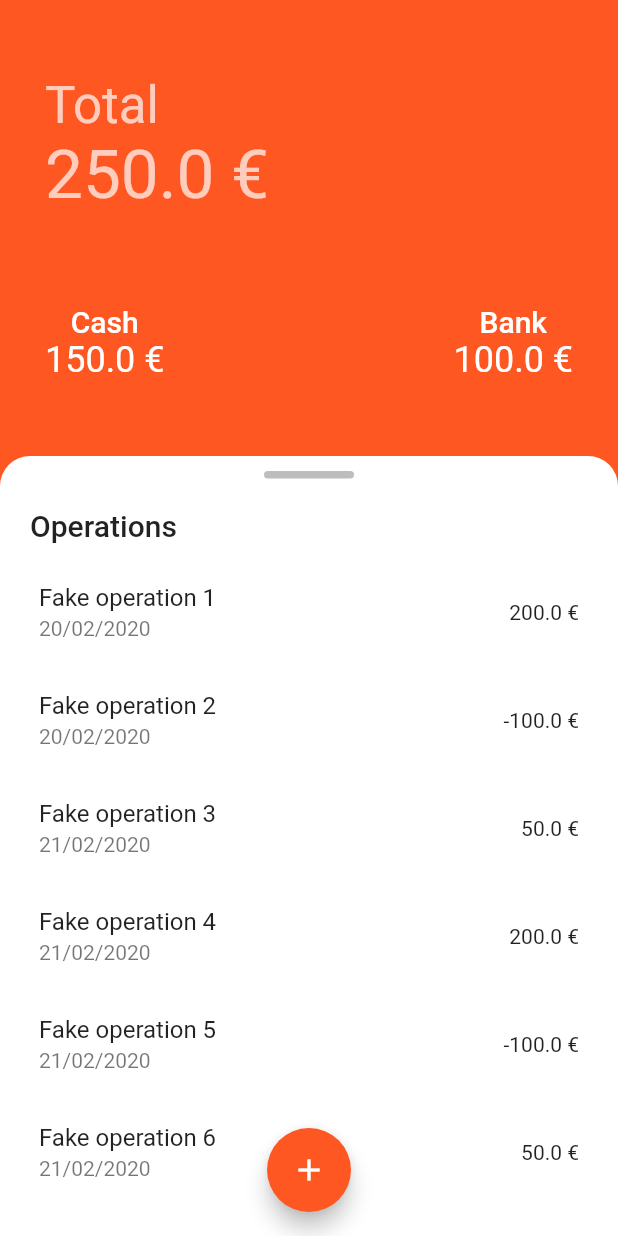
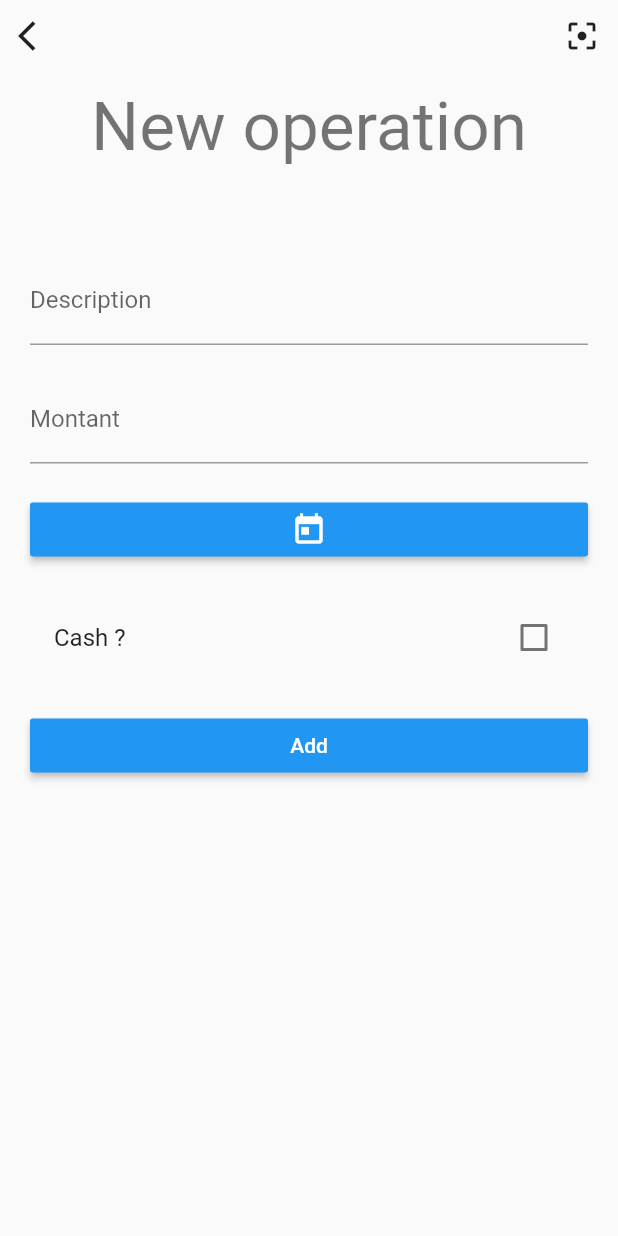
Before and after one commit to quentinlowette/treasurer, a Flutter app: the screen it shows after launch, after a tap on the "add" icon, on a phone screen of 412 x 824 dp. Run offline on Flutter 3.47's test engine with Material 2 defaults, Android fonts, the phone set to English and light mode, and no system bars; our stand-ins replace get_it, provider_architecture, sqflite; accounts and stored records are empty.

Commit message:
addOperationView + dateformat

```diff
--- a/lib/core/routes.dart
+++ b/lib/core/routes.dart
@@ -1,5 +1,6 @@
 import 'package:flutter/material.dart';
 import 'package:treasurer/ui/views/account.v.dart';
+import 'package:treasurer/ui/views/addOperation.v.dart';
 
 /// Navigation helper that generates the routes of the application
 class Router {
@@ -9,6 +10,8 @@ class Router {
     switch (settings.name) {
       case '/':
         return MaterialPageRoute(builder: (_) => AccountView());
+      case '/addOperation':
+        return MaterialPageRoute(builder: (_) => AddOperationView());
       default:
         // Default page return if the route name is unknown
         return MaterialPageRoute(
--- a/lib/main.dart
+++ b/lib/main.dart
@@ -1,4 +1,5 @@
 import 'package:flutter/material.dart';
+import 'package:flutter_localizations/flutter_localizations.dart';
 import 'package:treasurer/core/routes.dart';
 import 'package:treasurer/core/services/locator.dart';
 
@@ -13,11 +14,16 @@ class MyApp extends StatelessWidget {
   Widget build(BuildContext context) {
     return MaterialApp(
       title: 'Flutter Demo',
-      theme: ThemeData(
-        primarySwatch: Colors.deepOrange,
-      ),
       initialRoute: '/',
       onGenerateRoute: Router.generateRoute,
+      localizationsDelegates: [
+        GlobalMaterialLocalizations.delegate,
+        GlobalWidgetsLocalizations.delegate,
+        GlobalCupertinoLocalizations.delegate,
+      ],
+      supportedLocales: [
+        const Locale('fr')
+      ],
     );
   }
 }
--- a/lib/ui/views/account.v.dart
+++ b/lib/ui/views/account.v.dart
@@ -19,16 +19,21 @@ class AccountView extends StatelessWidget {
           onModelReady: (model) => model.loadData(),
           builder: (context, model, child) {
             return Scaffold(
-              backgroundColor: Colors.deepOrange,
-              floatingActionButtonLocation: FloatingActionButtonLocation.centerFloat,
-              floatingActionButton: FloatingActionButton(
-                onPressed: () {
-                  print("fab");
-                },
-                child: Icon(Icons.add),
-              ),
+              backgroundColor: Theme.of(context).accentColor,
+              floatingActionButtonLocation:
+                  FloatingActionButtonLocation.centerFloat,
+              floatingActionButton: !model.isLoaded
+                  ? null
+                  : FloatingActionButton(
+                      onPressed: () =>
+                          Navigator.of(context).pushNamed('/addOperation'),
+                      child: Icon(Icons.add),
+                    ),
               body: !model.isLoaded
-                  ? Center(child: CircularProgressIndicator())
+                  ? Center(
+                      child: CircularProgressIndicator(
+                      backgroundColor: Colors.white,
+                    ))
                   : SingleChildScrollView(
                       scrollDirection: Axis.vertical,
                       child: SafeArea(
@@ -37,9 +42,12 @@ class AccountView extends StatelessWidget {
                           child: Column(
                             crossAxisAlignment: CrossAxisAlignment.start,
                             children: <Widget>[
-                              AccountHeader(model: model,),
+                              AccountHeader(
+                                model: model,
+                              ),
                               Container(
-                                padding: EdgeInsets.symmetric(vertical: 10.0, horizontal: 10.0),
+                                padding: EdgeInsets.symmetric(
+                                    vertical: 10.0, horizontal: 10.0),
                                 decoration: BoxDecoration(
                                     color: Colors.white,
                                     borderRadius: BorderRadius.only(
@@ -53,17 +61,27 @@ class AccountView extends StatelessWidget {
                                         height: 5.0,
                                         width: 60.0,
                                         decoration: BoxDecoration(
-                                          color: Colors.black26,
-                                          borderRadius: BorderRadius.circular(5.0)
-                                        ),
+                                            color: Colors.black26,
+                                            borderRadius:
+                                                BorderRadius.circular(5.0)),
                                       ),
                                     ),
-                                    SizedBox(height: 20.0,),
+                                    SizedBox(
+                                      height: 20.0,
+                                    ),
                                     Padding(
-                                      padding: const EdgeInsets.symmetric(horizontal: 10.0),
-                                      child: Text("Operations", style: Theme.of(context).textTheme.headline6,),
+                                      padding: const EdgeInsets.symmetric(
+                                          horizontal: 10.0),
+                                      child: Text(
+                                        "Operations",
+                                        style: Theme.of(context)
+                                            .textTheme
+                                            .headline6,
+                                      ),
                                     ),
-                                    SizedBox(height: 10.0,),
+                                    SizedBox(
+                                      height: 10.0,
+                                    ),
                                     ListView.builder(
                                         physics: ClampingScrollPhysics(),
                                         shrinkWrap: true,
--- /dev/null
+++ b/lib/ui/views/addOperation.v.dart
@@ -0,0 +1,114 @@
+import 'package:flutter/material.dart';
+import 'package:intl/intl.dart';
+
+class AddOperationView extends StatefulWidget {
+  @override
+  _AddOperationViewState createState() => _AddOperationViewState();
+}
+
+class _AddOperationViewState extends State<AddOperationView> {
+  bool _isCash = false;
+  TextEditingController _descriptionController = TextEditingController();
+  TextEditingController _amountController = TextEditingController();
+  DateTime _date;
+
+  Future<void> _selectDate() async {
+    final DateTime pickedDate = await showDatePicker(
+      context: context,
+      initialDate: _date ?? DateTime.now(),
+      firstDate: DateTime.now().subtract(Duration(days: 365)),
+      lastDate: DateTime.now().add(Duration(days: 365)),
+    );
+
+    if (pickedDate != _date) {
+      setState(() {
+        _date = pickedDate;
+      });
+    }
+  }
+
+  @override
+  Widget build(BuildContext context) {
+    return Scaffold(
+      body: SingleChildScrollView(
+        child: SafeArea(
+          child: Column(
+            children: <Widget>[
+              Row(
+                mainAxisAlignment: MainAxisAlignment.spaceBetween,
+                children: <Widget>[
+                  IconButton(
+                    icon: Icon(Icons.arrow_back_ios),
+                    onPressed: () => Navigator.of(context).pop(),
+                    // color: Colors.white,
+                  ),
+                  IconButton(
+                    icon: Icon(Icons.filter_center_focus),
+                    onPressed: () => print("scan"),
+                    // color: Colors.white,
+                  ),
+                ],
+              ),
+              SizedBox(height: 10.0),
+              Text(
+                "New operation",
+                style: Theme.of(context).textTheme.headline3,
+              ),
+              Padding(
+                padding: const EdgeInsets.symmetric(horizontal: 20.0),
+                child: Column(
+                  mainAxisSize: MainAxisSize.max,
+                  mainAxisAlignment: MainAxisAlignment.spaceBetween,
+                  crossAxisAlignment: CrossAxisAlignment.stretch,
+                  children: <Widget>[
+                    SizedBox(height: 60.0),
+                    TextField(
+                      decoration: InputDecoration(
+                        labelText: 'Description',
+                      ),
+                      controller: _descriptionController,
+                    ),
+                    SizedBox(height: 20.0),
+                    TextField(
+                      decoration: InputDecoration(
+                        labelText: 'Montant',
+                      ),
+                      keyboardType: TextInputType.number,
+                      controller: _amountController,
+                    ),
+                    SizedBox(height: 20.0),
+                    RaisedButton(
+                      onPressed: _selectDate,
+                      color: Theme.of(context).accentColor,
+                      textColor: Colors.white,
+                      child: _date == null
+                          ? Icon(Icons.today)
+                          : Text(DateFormat('dd/MM/yyyy').format(_date)),
+                    ),
+                    SizedBox(height: 20.0),
+                    CheckboxListTile(
+                      value: this._isCash,
+                      onChanged: (checked) {
+                        setState(() {
+                          this._isCash = checked;
+                        });
+                      },
+                      title: Text("Cash ?"),
+                    ),
+                    SizedBox(height: 20.0),
+                    RaisedButton(
+                      onPressed: () => print("submit"),
+                      color: Theme.of(context).accentColor,
+                      textColor: Colors.white,
+                      child: Text("Add"),
+                    )
+                  ],
+                ),
+              ),
+            ],
+          ),
+        ),
+      ),
+    );
+  }
+}
--- a/lib/ui/widgets/operationTile.dart
+++ b/lib/ui/widgets/operationTile.dart
@@ -1,4 +1,5 @@
 import 'package:flutter/material.dart';
+import 'package:intl/intl.dart';
 import 'package:treasurer/core/models/operation.m.dart';
 import 'package:treasurer/ui/widgets/operationDialog.dart';
 
@@ -10,7 +11,7 @@ class OperationTile extends StatelessWidget {
   @override
   Widget build(BuildContext context) => ListTile(
     title: Text(operation.description),
-    subtitle: Text("${operation.date.day.toString().padLeft(2, '0')}/${operation.date.month.toString().padLeft(2, '0')}/${operation.date.year}"),
+    subtitle: Text(DateFormat("dd/MM/yyyy").format(operation.date)),
     trailing: Text("${operation.amount} €"),
     onTap: () => showDialog(
       context: context,
--- a/pubspec.yaml
+++ b/pubspec.yaml
@@ -29,6 +29,10 @@ dependencies:
   path: ^1.6.4
   path_provider: ^1.6.1
   sqflite: ^1.2.1
+  intl: ^0.16.1
+  flutter_localizations:
+    sdk: flutter
+  flutter_cupertino_localizations: ^1.0.1
 
 dev_dependencies:
   flutter_test:
```
Also changed, not shown: pubspec.lock.
